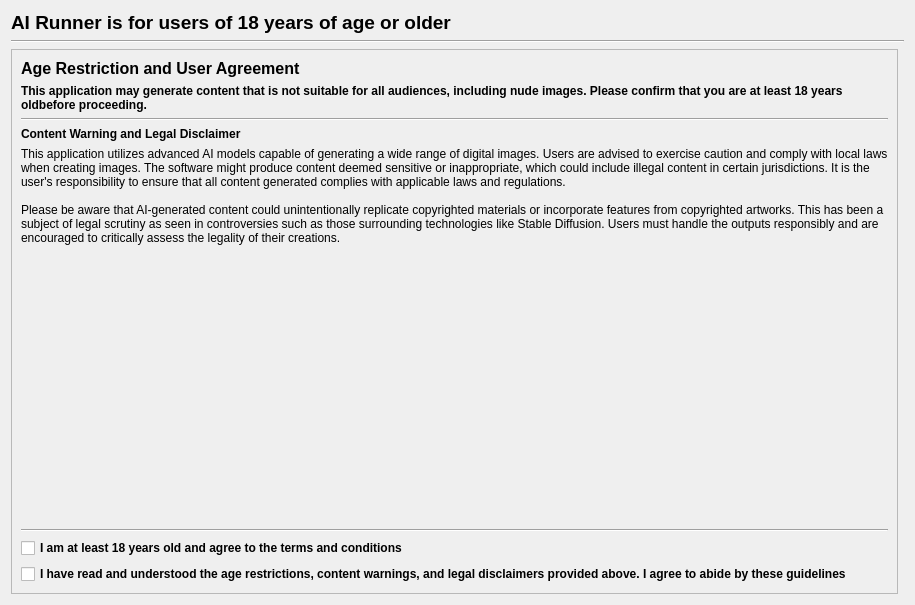
First picture: the form in src/airunner/windows/setup_wizard/age_restriction/templates/age_restriction.ui, repository Capsize-Games/airunner, before the edit.
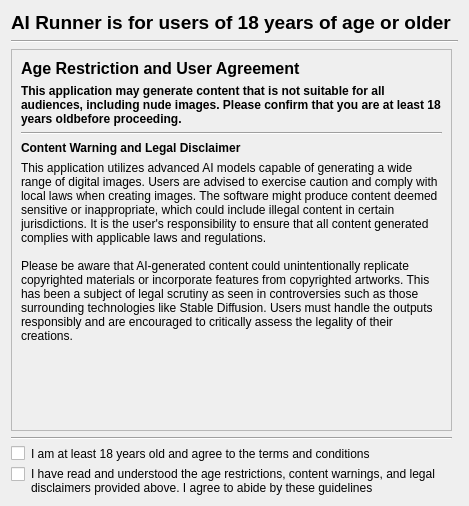
Second picture: the form after the edit.

Commit message: Fix age restriction page design

Patch:
```diff
--- a/src/airunner/windows/setup_wizard/age_restriction/templates/age_restriction.ui
+++ b/src/airunner/windows/setup_wizard/age_restriction/templates/age_restriction.ui
@@ -6,19 +6,19 @@
    <rect>
     <x>0</x>
     <y>0</y>
-    <width>915</width>
-    <height>605</height>
+    <width>460</width>
+    <height>506</height>
    </rect>
   </property>
   <property name="sizePolicy">
-   <sizepolicy hsizetype="Minimum" vsizetype="Preferred">
+   <sizepolicy hsizetype="Preferred" vsizetype="Preferred">
     <horstretch>0</horstretch>
     <verstretch>0</verstretch>
    </sizepolicy>
   </property>
   <property name="minimumSize">
    <size>
-    <width>915</width>
+    <width>0</width>
     <height>0</height>
    </size>
   </property>
@@ -26,18 +26,31 @@
    <string>Form</string>
   </property>
   <layout class="QGridLayout" name="gridLayout">
+   <item row="5" column="0">
+    <layout class="QFormLayout" name="formLayout_2">
    <item row="0" column="0">
-    <widget class="QLabel" name="label">
+      <widget class="QCheckBox" name="checkBox">
      <property name="font">
       <font>
-       <pointsize>14</pointsize>
-       <bold>true</bold>
+         <bold>false</bold>
       </font>
      </property>
      <property name="text">
-      <string>AI Runner is for users of 18 years of age or older</string>
-     </property>
-    </widget>
+        <string/>
+       </property>
+      </widget>
+     </item>
+     <item row="0" column="1">
+      <widget class="QLabel" name="label_7">
+       <property name="text">
+        <string>I am at least 18 years old and agree to the terms and conditions</string>
+       </property>
+       <property name="wordWrap">
+        <bool>true</bool>
+       </property>
+      </widget>
+     </item>
+    </layout>
    </item>
    <item row="1" column="0" colspan="2">
     <widget class="Line" name="line">
@@ -46,6 +59,13 @@
      </property>
     </widget>
    </item>
+   <item row="3" column="0">
+    <widget class="Line" name="line_3">
+     <property name="orientation">
+      <enum>Qt::Orientation::Horizontal</enum>
+     </property>
+    </widget>
+   </item>
    <item row="2" column="0">
     <widget class="QScrollArea" name="scrollArea">
      <property name="widgetResizable">
@@ -56,23 +76,11 @@
        <rect>
         <x>0</x>
         <y>0</y>
-        <width>889</width>
-        <height>544</height>
+        <width>420</width>
+        <height>483</height>
        </rect>
       </property>
       <layout class="QGridLayout" name="gridLayout_2">
-       <item row="8" column="0">
-        <widget class="QCheckBox" name="checkBox">
-         <property name="font">
-          <font>
-           <bold>true</bold>
-          </font>
-         </property>
-         <property name="text">
-          <string>I am at least 18 years old and agree to the terms and conditions</string>
-         </property>
-        </widget>
-       </item>
        <item row="4" column="0">
         <widget class="QLabel" name="label_5">
          <property name="text">
@@ -114,15 +122,27 @@
          </property>
         </widget>
        </item>
-       <item row="7" column="0">
-        <widget class="Line" name="line_3">
+       <item row="2" column="0">
+        <widget class="Line" name="line_4">
          <property name="orientation">
           <enum>Qt::Orientation::Horizontal</enum>
          </property>
         </widget>
        </item>
-       <item row="6" column="0">
-        <spacer name="verticalSpacer">
+       <item row="3" column="0">
+        <widget class="QLabel" name="label_2">
+         <property name="font">
+          <font>
+           <bold>true</bold>
+          </font>
+         </property>
+         <property name="text">
+          <string>Content Warning and Legal Disclaimer</string>
+         </property>
+        </widget>
+       </item>
+       <item row="5" column="0">
+        <spacer name="verticalSpacer_2">
          <property name="orientation">
           <enum>Qt::Orientation::Vertical</enum>
          </property>
@@ -134,26 +154,13 @@
          </property>
         </spacer>
        </item>
-       <item row="2" column="0">
-        <widget class="Line" name="line_4">
-         <property name="orientation">
-          <enum>Qt::Orientation::Horizontal</enum>
-         </property>
-        </widget>
-       </item>
-       <item row="3" column="0">
-        <widget class="QLabel" name="label_2">
-         <property name="font">
-          <font>
-           <bold>true</bold>
-          </font>
-         </property>
-         <property name="text">
-          <string>Content Warning and Legal Disclaimer</string>
-         </property>
-        </widget>
-       </item>
-       <item row="9" column="0">
+      </layout>
+     </widget>
+    </widget>
+   </item>
+   <item row="8" column="0">
+    <layout class="QFormLayout" name="formLayout">
+     <item row="0" column="0">
         <widget class="QCheckBox" name="checkBox_2">
          <property name="font">
           <font>
@@ -161,12 +168,33 @@
           </font>
          </property>
          <property name="text">
+        <string/>
+       </property>
+      </widget>
+     </item>
+     <item row="0" column="1">
+      <widget class="QLabel" name="label_6">
+       <property name="text">
           <string>I have read and understood the age restrictions, content warnings, and legal disclaimers provided above. I agree to abide by these guidelines</string>
          </property>
+       <property name="wordWrap">
+        <bool>true</bool>
+       </property>
         </widget>
        </item>
       </layout>
-     </widget>
+   </item>
+   <item row="0" column="0">
+    <widget class="QLabel" name="label">
+     <property name="font">
+      <font>
+       <pointsize>14</pointsize>
+       <bold>true</bold>
+      </font>
+     </property>
+     <property name="text">
+      <string>AI Runner is for users of 18 years of age or older</string>
+     </property>
     </widget>
    </item>
   </layout>
```
Lines whose indentation alone changed are shown as unchanged. The commit also changes 1 other file.
